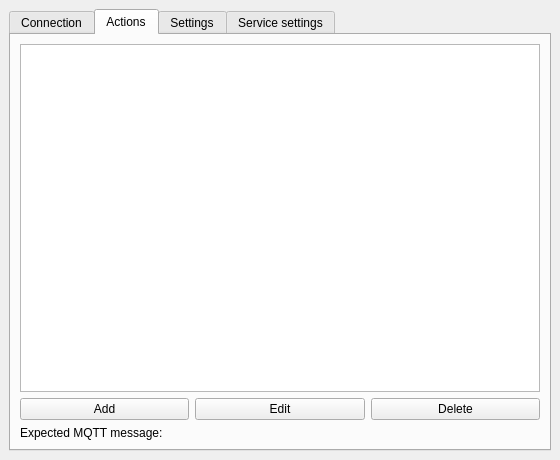
Before: the Qt Designer form src/ui/mainwindow.ui in tfourj/MPM, drawn with Qt 5.
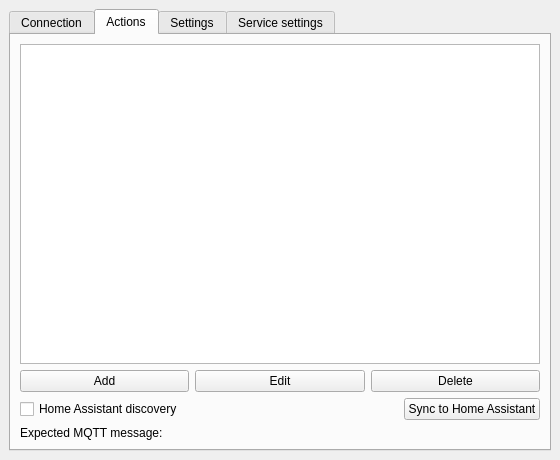
After: the same form once the commit is applied. The open tabs and pages were chosen to show the change.

Commit message: add home assistant discovery ui

```diff
--- a/src/ui/mainwindow.ui
+++ b/src/ui/mainwindow.ui
@@ -230,6 +230,43 @@
           </item>
          </layout>
         </item>
+        <item>
+         <layout class="QHBoxLayout" name="horizontalLayoutHomeAssistant">
+          <item>
+           <widget class="QCheckBox" name="checkBoxHaDiscovery">
+            <property name="toolTip">
+             <string>Publish actions as Home Assistant buttons on connect and whenever they change</string>
+            </property>
+            <property name="text">
+             <string>Home Assistant discovery</string>
+            </property>
+           </widget>
+          </item>
+          <item>
+           <spacer name="horizontalSpacerHomeAssistant">
+            <property name="orientation">
+             <enum>Qt::Orientation::Horizontal</enum>
+            </property>
+            <property name="sizeHint" stdset="0">
+             <size>
+              <width>40</width>
+              <height>20</height>
+             </size>
+            </property>
+           </spacer>
+          </item>
+          <item>
+           <widget class="QPushButton" name="pushButtonHaSync">
+            <property name="toolTip">
+             <string>Publish all actions to Home Assistant now</string>
+            </property>
+            <property name="text">
+             <string>Sync to Home Assistant</string>
+            </property>
+           </widget>
+          </item>
+         </layout>
+        </item>
         <item>
          <widget class="QLabel" name="labelActionsInfo">
           <property name="text">
```
